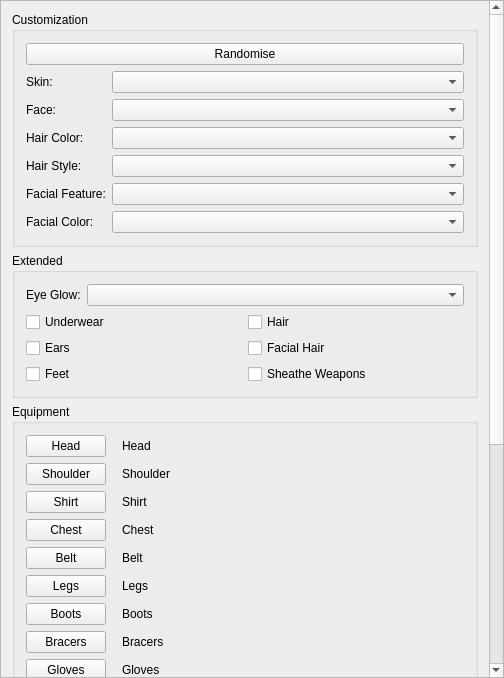
Above: WMVx/CharacterControl.ui from Frostshake/WMVx before the change. Below: the same form after it.
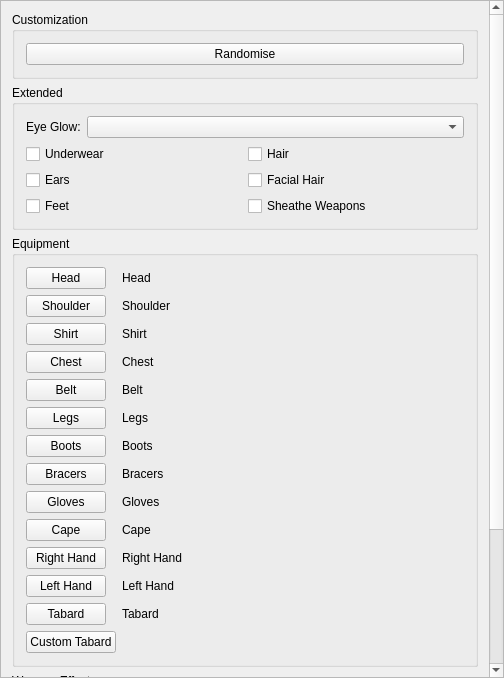
That is the form after the change.

Commit message: Handling an variable amount of custom options.

Patch:
```diff
--- a/WMVx/CharacterControl.ui
+++ b/WMVx/CharacterControl.ui
@@ -35,9 +35,9 @@
       <property name="geometry">
        <rect>
         <x>0</x>
-        <y>-342</y>
+        <y>0</y>
         <width>485</width>
-        <height>1018</height>
+        <height>856</height>
        </rect>
       </property>
       <layout class="QVBoxLayout" name="verticalLayout_2">
@@ -55,72 +55,7 @@
            </widget>
           </item>
           <item>
-           <layout class="QFormLayout" name="formLayout_2">
-            <item row="0" column="0">
-             <widget class="QLabel" name="label">
-              <property name="text">
-               <string>Skin:</string>
-              </property>
-             </widget>
-            </item>
-            <item row="0" column="1">
-             <widget class="QComboBox" name="comboBoxSkin">
-              <property name="editable">
-               <bool>false</bool>
-              </property>
-             </widget>
-            </item>
-            <item row="1" column="0">
-             <widget class="QLabel" name="label_2">
-              <property name="text">
-               <string>Face:</string>
-              </property>
-             </widget>
-            </item>
-            <item row="1" column="1">
-             <widget class="QComboBox" name="comboBoxFace"/>
-            </item>
-            <item row="2" column="0">
-             <widget class="QLabel" name="label_3">
-              <property name="text">
-               <string>Hair Color:</string>
-              </property>
-             </widget>
-            </item>
-            <item row="2" column="1">
-             <widget class="QComboBox" name="comboBoxHairColour"/>
-            </item>
-            <item row="3" column="0">
-             <widget class="QLabel" name="label_4">
-              <property name="text">
-               <string>Hair Style:</string>
-              </property>
-             </widget>
-            </item>
-            <item row="3" column="1">
-             <widget class="QComboBox" name="comboBoxHairStyle"/>
-            </item>
-            <item row="4" column="0">
-             <widget class="QLabel" name="label_5">
-              <property name="text">
-               <string>Facial Feature:</string>
-              </property>
-             </widget>
-            </item>
-            <item row="4" column="1">
-             <widget class="QComboBox" name="comboBoxFacialFeature"/>
-            </item>
-            <item row="5" column="0">
-             <widget class="QLabel" name="label_6">
-              <property name="text">
-               <string>Facial Color:</string>
-              </property>
-             </widget>
-            </item>
-            <item row="5" column="1">
-             <widget class="QComboBox" name="comboBoxFacialColour"/>
-            </item>
-           </layout>
+           <layout class="QFormLayout" name="formLayoutCustomizations"/>
           </item>
          </layout>
         </widget>
```
The commit also changes 2 other files.
